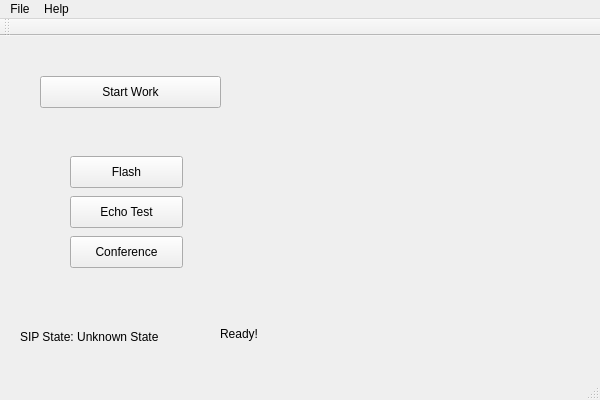
Before: the Qt Designer form mainwindow.ui in seven1240/trainer-studio-opensource, drawn with Qt 5.
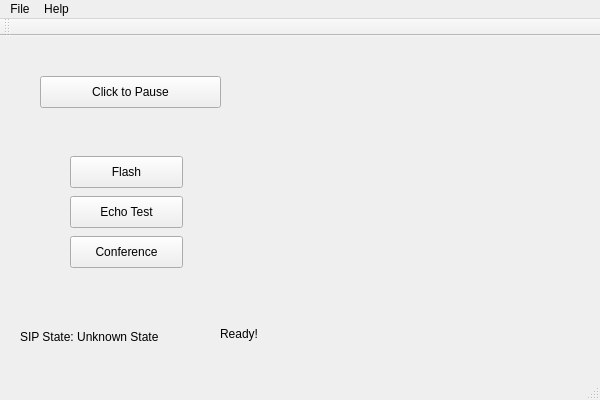
After: the same form once the commit is applied.

Commit message: auto pause after echo test, tweak window behaviour

Diff of the .ui file:
```diff
--- a/mainwindow.ui
+++ b/mainwindow.ui
@@ -37,7 +37,7 @@
      </rect>
     </property>
     <property name="text">
-     <string>Start Work</string>
+     <string>Click to Pause</string>
     </property>
     <property name="checkable">
      <bool>true</bool>
```
The commit also changes 4 other files.
